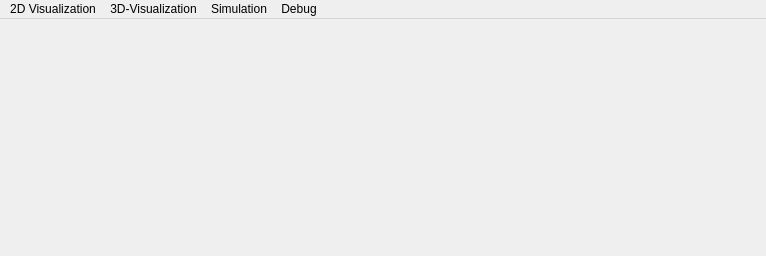
The window that src/mainwindow.ui (chFleschutz/simulation-and-data-visualization) describes before a commit, drawn with Qt 5.
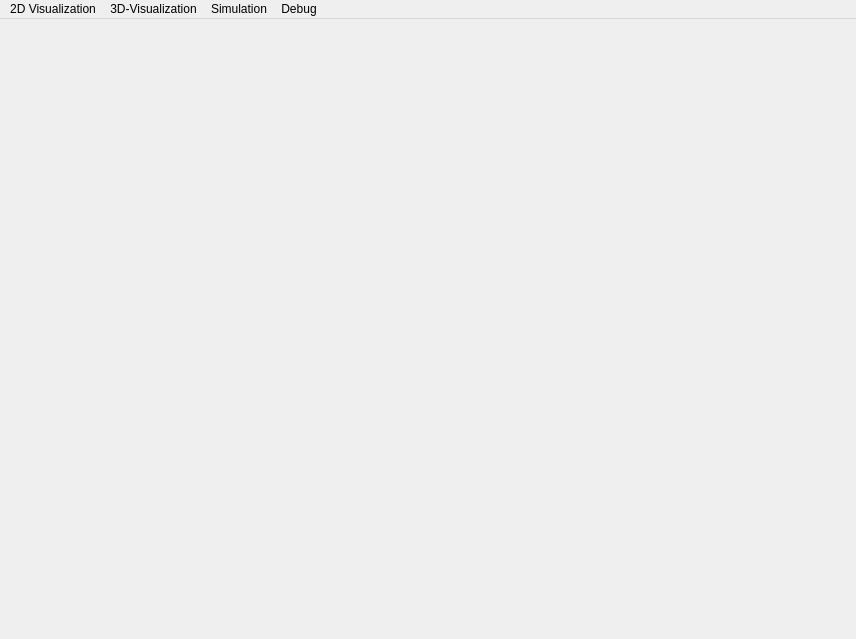
The same window after the commit. Icons and pictures are not drawn.

Patch:
```diff
--- a/src/mainwindow.ui
+++ b/src/mainwindow.ui
@@ -6,8 +6,8 @@
    <rect>
     <x>0</x>
     <y>0</y>
-    <width>766</width>
-    <height>256</height>
+    <width>856</width>
+    <height>639</height>
    </rect>
   </property>
   <property name="windowTitle">
@@ -25,8 +25,8 @@
     <rect>
      <x>0</x>
      <y>0</y>
-     <width>766</width>
-     <height>22</height>
+     <width>856</width>
+     <height>21</height>
     </rect>
    </property>
    <widget class="QMenu" name="menuDebug">
```
Left out of the diff: 23 changed lines with no effect on the pictures.
